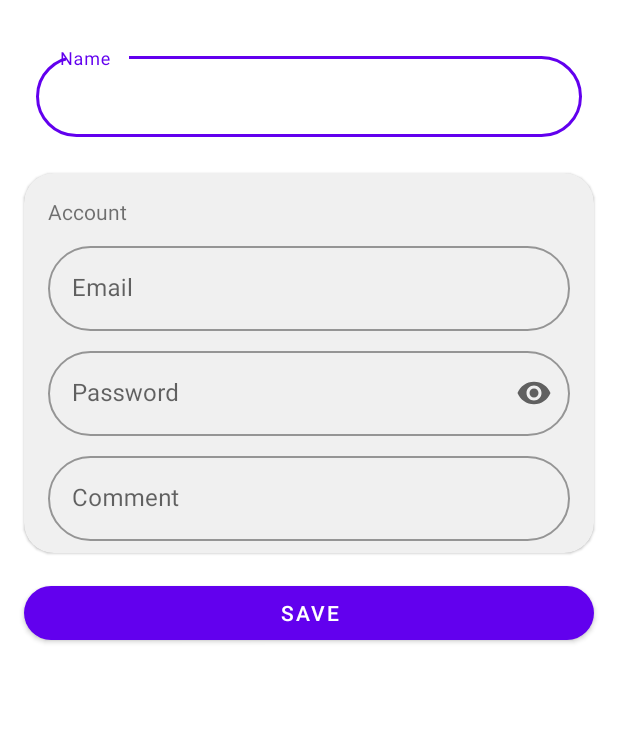
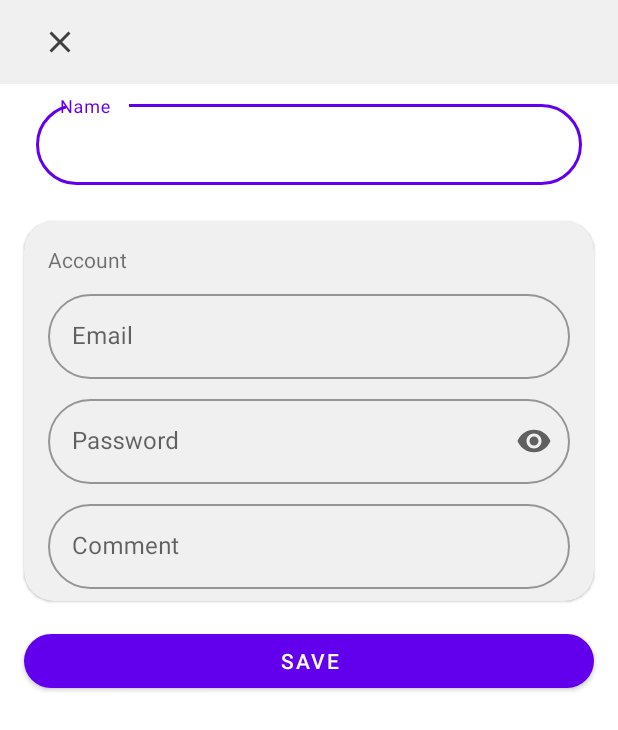
Before and after one commit to aarafrao22/Jeerax, an Android app: the AddPasswordActivity screen opened directly, with no data from a screen before it, on a phone screen of 412 x 824 dp. Shown: the top 730 px of the screen. Run offline under Robolectric (Android 15) with nearby library versions, the phone set to English and light mode, and no system bars.

```diff
--- /dev/null
+++ b/app/src/main/res/drawable/baseline_close_24.xml
@@ -0,0 +1,10 @@
+<vector android:height="24dp"
+    android:tint="#404040"
+    android:viewportHeight="24"
+    android:viewportWidth="24"
+    android:width="24dp"
+    xmlns:android="http://schemas.android.com/apk/res/android">
+    <path
+        android:fillColor="@android:color/white"
+        android:pathData="M19,6.41L17.59,5 12,10.59 6.41,5 5,6.41 10.59,12 5,17.59 6.41,19 12,13.41 17.59,19 19,17.59 13.41,12z" />
+</vector>
--- a/app/src/main/res/layout/activity_add_password.xml
+++ b/app/src/main/res/layout/activity_add_password.xml
@@ -12,22 +12,44 @@
         android:layout_width="match_parent"
         android:layout_height="match_parent">
 
+
+        <androidx.constraintlayout.widget.ConstraintLayout
+            android:id="@+id/toolbar"
+            android:layout_width="match_parent"
+            android:layout_height="?attr/actionBarSize"
+            android:background="#f0f0f0"
+            app:layout_constraintEnd_toEndOf="parent"
+            app:layout_constraintStart_toStartOf="parent"
+            app:layout_constraintTop_toTopOf="parent">
+
+            <ImageView
+                android:id="@+id/imgClose"
+                android:layout_width="wrap_content"
+                android:layout_height="wrap_content"
+                android:layout_margin="16dp"
+                android:padding="12dp"
+                android:src="@drawable/baseline_close_24"
+                app:layout_constraintBottom_toBottomOf="parent"
+                app:layout_constraintStart_toStartOf="parent"
+                app:layout_constraintTop_toTopOf="parent" />
+        </androidx.constraintlayout.widget.ConstraintLayout>
+
         <com.google.android.material.textfield.TextInputLayout
             android:id="@+id/edNameLayout"
             style="@style/Widget.MaterialComponents.TextInputLayout.OutlinedBox"
             android:layout_width="match_parent"
             android:layout_height="wrap_content"
-            android:layout_marginTop="32dp"
+            android:layout_marginStart="16dp"
+            android:layout_marginTop="8dp"
+            android:layout_marginEnd="16dp"
             android:hint="Name"
-            android:layout_marginStart="16dp"
-            android:layout_marginEnd="16dp"
             app:boxCornerRadiusBottomEnd="30dp"
             app:boxCornerRadiusBottomStart="30dp"
             app:boxCornerRadiusTopEnd="30dp"
             app:boxCornerRadiusTopStart="30dp"
             app:layout_constraintEnd_toEndOf="parent"
             app:layout_constraintStart_toStartOf="parent"
-            app:layout_constraintTop_toTopOf="parent">
+            app:layout_constraintTop_toBottomOf="@+id/toolbar">
 
             <com.google.android.material.textfield.TextInputEditText
                 android:id="@+id/edName"
@@ -45,8 +67,8 @@
             android:layout_width="match_parent"
             android:layout_height="wrap_content"
             android:layout_marginStart="16dp"
+            android:layout_marginTop="16dp"
             android:layout_marginEnd="16dp"
-            android:layout_marginTop="16dp"
             android:backgroundTint="#f0f0f0"
             app:cardCornerRadius="20dp"
             app:layout_constraintEnd_toEndOf="parent"
@@ -161,7 +183,9 @@
             android:id="@+id/btnGenerate"
             android:layout_width="0dp"
             android:layout_height="wrap_content"
-            android:layout_margin="16dp"
+            android:layout_marginStart="16dp"
+            android:layout_marginTop="4dp"
+            android:layout_marginEnd="16dp"
             android:elevation="0dp"
             android:gravity="center"
             android:text="Generate"
```
Also changed, not shown: app/src/main/java/com/aarafrao/jeerax/AddPasswordActivity.java (+10 -2 lines), app/src/main/res/drawable/baseline_minimize_24.xml (added, +10 -0 lines), app/src/main/res/layout/bottom_sheet_layout.xml (+12 -1 lines).
